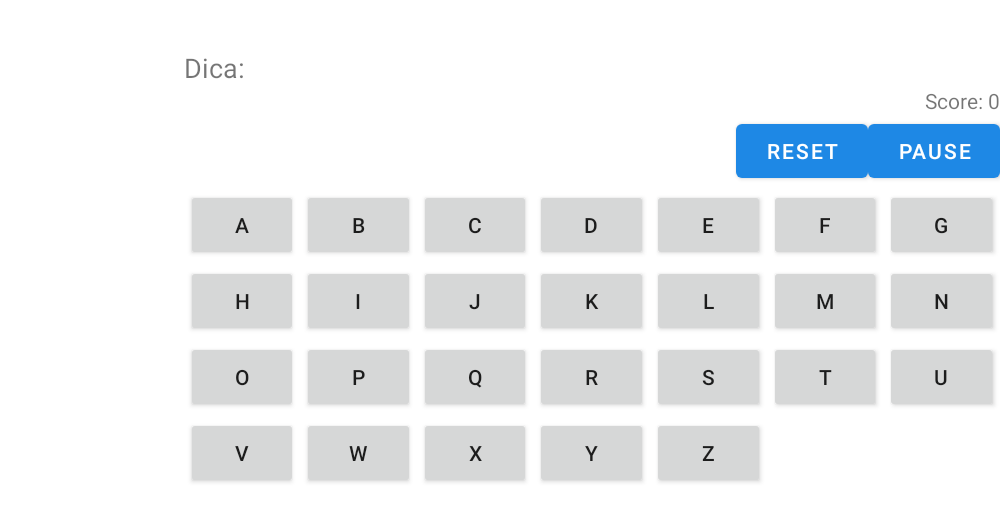
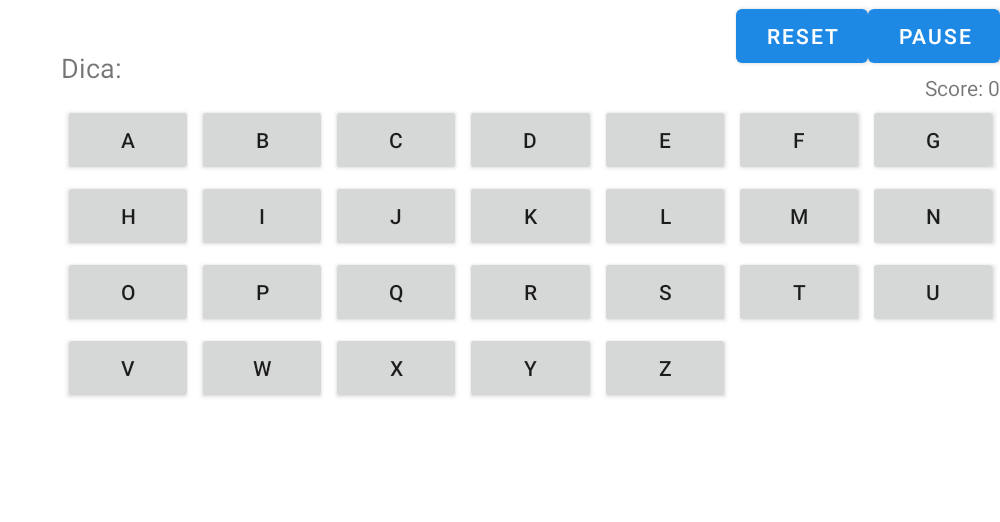
Before and after one commit to Alkazuz/hangman-game, an Android app: the GameActivity screen opened directly, with no data from a screen before it, on a phone screen of 824 x 412 dp (held sideways). Shown: the top 522 px of the screen, without its empty margins (236-1236 px from the left). Run offline under Robolectric (Android 15) with nearby library versions, the phone set to English and light mode, and no system bars; 10 statements that could not run were skipped.

Commit message:
feat: ajuste botões do game e tela de lose

```diff
--- a/app/src/main/res/layout/activity_game.xml
+++ b/app/src/main/res/layout/activity_game.xml
@@ -22,19 +22,35 @@
         android:layout_width="wrap_content"
         android:layout_height="wrap_content"
         android:orientation="vertical"
-        app:layout_constraintGuide_percent="0.34" />
+        app:layout_constraintGuide_percent="0.24" />
 
     <TextView
         android:id="@+id/textView_word"
         android:layout_width="0dp"
         android:layout_height="wrap_content"
         android:textSize="24sp"
-        android:ems="10"
-        android:inputType="text"
+        app:layout_constraintEnd_toStartOf="@+id/button_reset"
+        app:layout_constraintHorizontal_chainStyle="spread"
         app:layout_constraintStart_toStartOf="@+id/guideline"
+        app:layout_constraintTop_toTopOf="parent" />
+
+    <Button
+        android:id="@+id/button_reset"
+        android:layout_width="wrap_content"
+        android:layout_height="wrap_content"
+        android:text="Reset"
+        app:layout_constraintEnd_toStartOf="@+id/button_pause"
+        app:layout_constraintStart_toEndOf="@+id/textView_word"
+        app:layout_constraintTop_toTopOf="@+id/textView_word" />
+
+    <Button
+        android:id="@+id/button_pause"
+        android:layout_width="wrap_content"
+        android:layout_height="wrap_content"
+        android:text="Pause"
         app:layout_constraintEnd_toEndOf="parent"
-        app:layout_constraintTop_toTopOf="parent"
-        tools:ignore="Autofill" />
+        app:layout_constraintStart_toEndOf="@+id/button_reset"
+        app:layout_constraintTop_toTopOf="@+id/textView_word" />
 
     <TextView
         android:id="@+id/textView_hint"
@@ -42,8 +58,9 @@
         android:layout_height="wrap_content"
         android:text="Dica: "
         android:textSize="18sp"
+        app:layout_constraintEnd_toStartOf="@+id/textView_score"
+        app:layout_constraintHorizontal_chainStyle="spread"
         app:layout_constraintStart_toStartOf="@+id/guideline"
-        app:layout_constraintEnd_toEndOf="parent"
         app:layout_constraintTop_toBottomOf="@+id/textView_word" />
 
     <TextView
@@ -51,24 +68,10 @@
         android:layout_width="wrap_content"
         android:layout_height="wrap_content"
         android:text="Score: 0"
+        android:layout_marginTop="16sp"
         app:layout_constraintEnd_toEndOf="parent"
-        app:layout_constraintTop_toBottomOf="@+id/textView_hint" />
-
-    <Button
-        android:id="@+id/button_reset"
-        android:layout_width="wrap_content"
-        android:layout_height="wrap_content"
-        android:text="Reset"
-        app:layout_constraintEnd_toStartOf="@+id/button_pause"
-        app:layout_constraintTop_toBottomOf="@+id/textView_score" />
-
-    <Button
-        android:id="@+id/button_pause"
-        android:layout_width="wrap_content"
-        android:layout_height="wrap_content"
-        android:text="Pause"
-        app:layout_constraintEnd_toEndOf="parent"
-        app:layout_constraintTop_toBottomOf="@+id/textView_score" />
+        app:layout_constraintStart_toEndOf="@+id/textView_hint"
+        app:layout_constraintTop_toTopOf="@+id/textView_hint" />
 
     <GridLayout
         android:id="@+id/gridLayout"
@@ -78,7 +81,7 @@
         android:rowCount="4"
         app:layout_constraintEnd_toEndOf="parent"
         app:layout_constraintStart_toStartOf="@+id/guideline"
-        app:layout_constraintTop_toBottomOf="@id/button_pause">
+        app:layout_constraintTop_toBottomOf="@id/textView_score">
     </GridLayout>
 
 </androidx.constraintlayout.widget.ConstraintLayout>
```
Also changed, not shown: app/src/main/AndroidManifest.xml (+7 -4 lines), app/src/main/java/ufms/hangman/game/GameActivity.java (+4 -3 lines), app/src/main/java/ufms/hangman/game/activities/LoseActivity.java (added, +50 -0 lines), app/src/main/res/layout/activity_lose.xml (added, +48 -0 lines).
